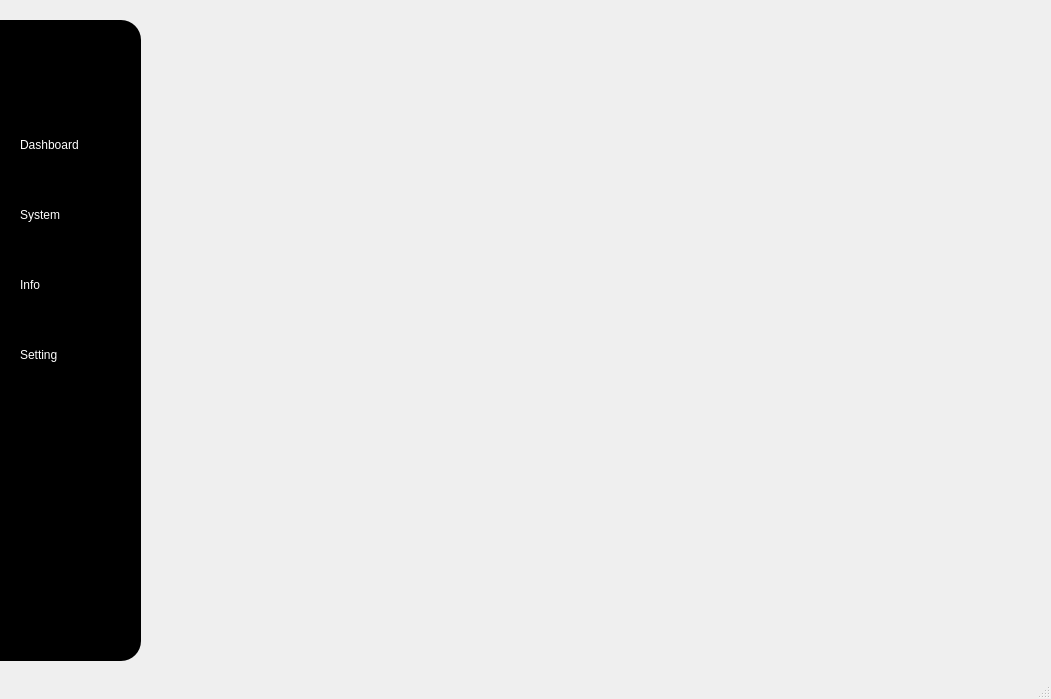
Above: mainui.ui from hoangks5/socket-tool-manager before the change. Below: the same form after it.
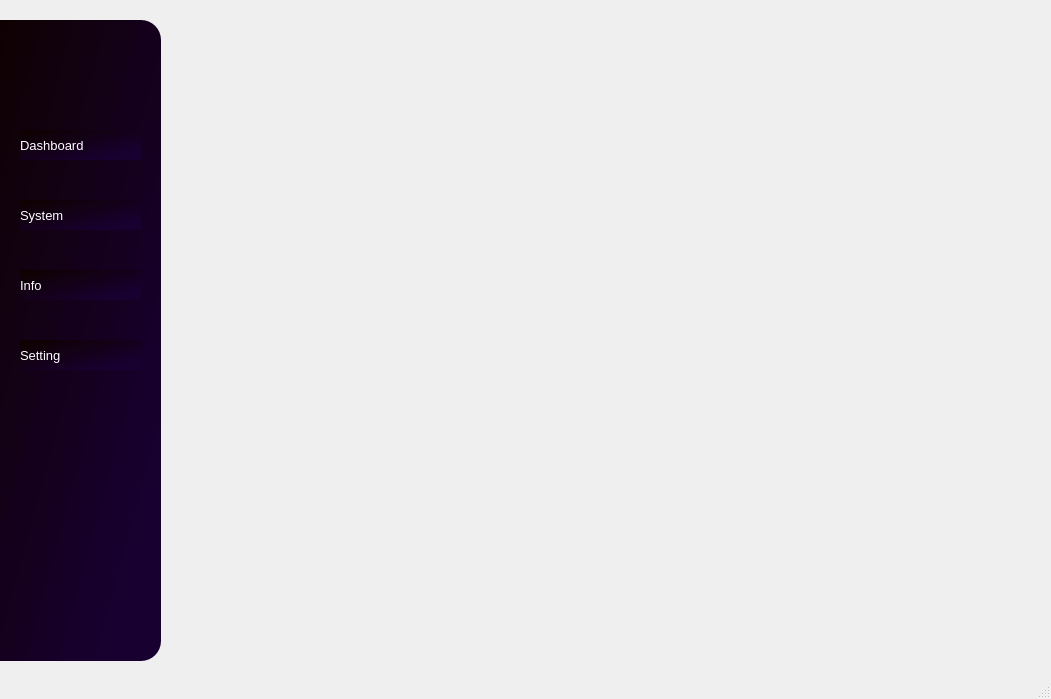
That is the form after the change. Icons and pictures are not drawn.

Commit message: update color background

```diff
--- a/mainui.ui
+++ b/mainui.ui
@@ -23,13 +23,13 @@
      <rect>
       <x>-20</x>
       <y>20</y>
-      <width>161</width>
+      <width>181</width>
       <height>641</height>
      </rect>
     </property>
     <property name="styleSheet">
-     <string notr="true">background-color: rgb(0, 0, 0);
-border-radius:20px
+     <string notr="true">border-radius:20px;
+background-color: qlineargradient(spread:pad, x1:0, y1:0, x2:0.853565, y2:0.824, stop:0.0543478 rgba(15, 1, 1, 255), stop:1 rgba(24, 0, 48, 255));
 
 </string>
     </property>
@@ -51,7 +51,7 @@
      <property name="styleSheet">
       <string notr="true">border: none;
 color: rgb(255, 255, 255);
-font: 10pt &quot;Cascadia Code&quot;;
+font: 10pt;
 text-align: left;</string>
      </property>
      <property name="text">
@@ -89,7 +89,7 @@
      <property name="styleSheet">
       <string notr="true">border: none;
 color: rgb(255, 255, 255);
-font: 10pt &quot;Cascadia Code&quot;;
+font: 10pt;
 text-align: left;</string>
      </property>
      <property name="text">
@@ -121,7 +121,7 @@
      <property name="styleSheet">
       <string notr="true">border: none;
 color: rgb(255, 255, 255);
-font: 10pt &quot;Cascadia Code&quot;;
+font: 10pt;
 text-align: left;</string>
      </property>
      <property name="text">
@@ -153,7 +153,7 @@
      <property name="styleSheet">
       <string notr="true">border: none;
 color: rgb(255, 255, 255);
-font: 10pt &quot;Cascadia Code&quot;;
+font: 10pt;
 text-align: left;</string>
      </property>
      <property name="text">
```
Left out of the diff: 2 changed lines with no effect on the pictures.
